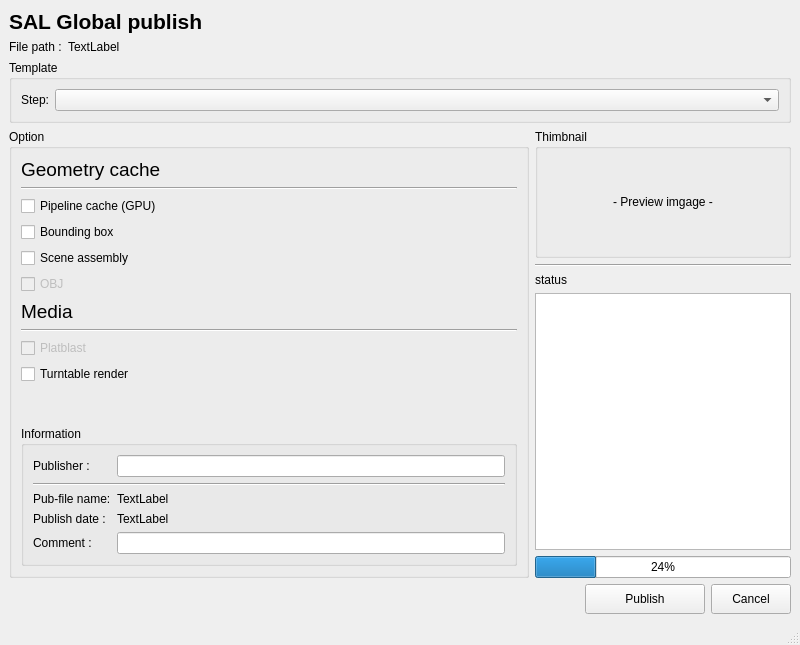
Shayen/sal_pipeline, file ui/Maya_GlobalPublish.ui: the form before one commit.
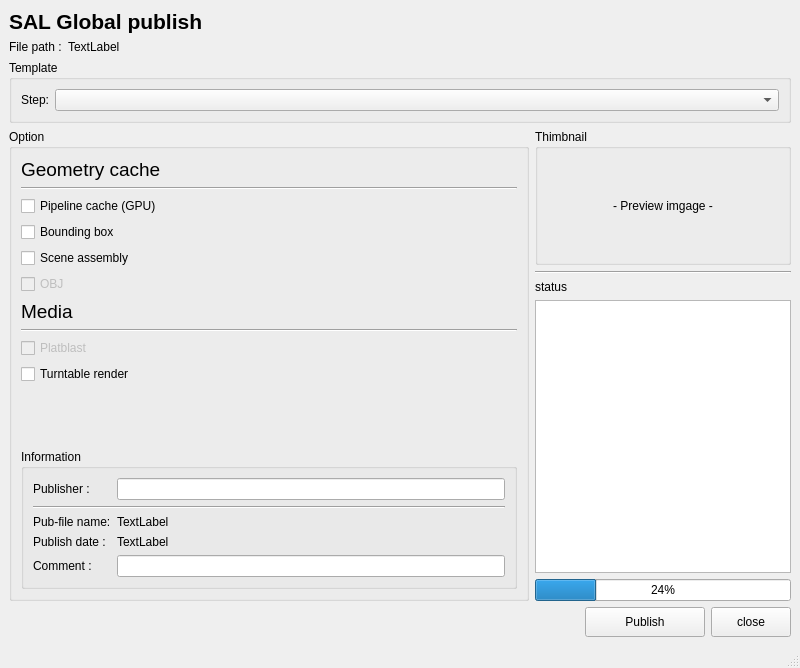
The form after the commit.

The edit to the form file:
```diff
--- a/ui/Maya_GlobalPublish.ui
+++ b/ui/Maya_GlobalPublish.ui
@@ -7,7 +7,7 @@
     <x>0</x>
     <y>0</y>
     <width>800</width>
-    <height>645</height>
+    <height>668</height>
    </rect>
   </property>
   <property name="windowTitle">
@@ -362,7 +362,7 @@
          </size>
         </property>
         <property name="text">
-         <string>Cancel</string>
+         <string>close</string>
         </property>
        </widget>
       </item>
```
